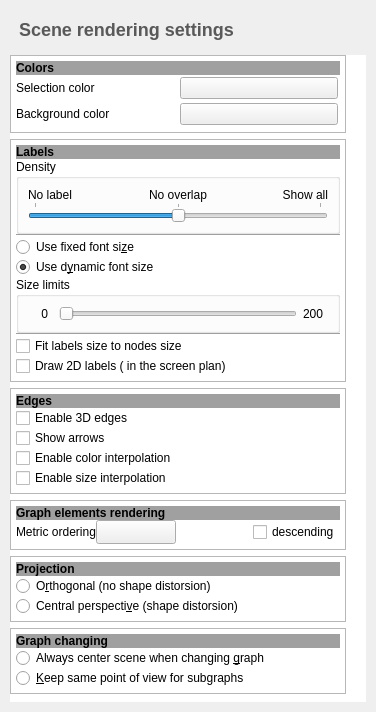
First picture: the form in library/tulip-gui/designer/SceneConfigWidget.ui, repository Tulip-Dev/tulip, before the edit.
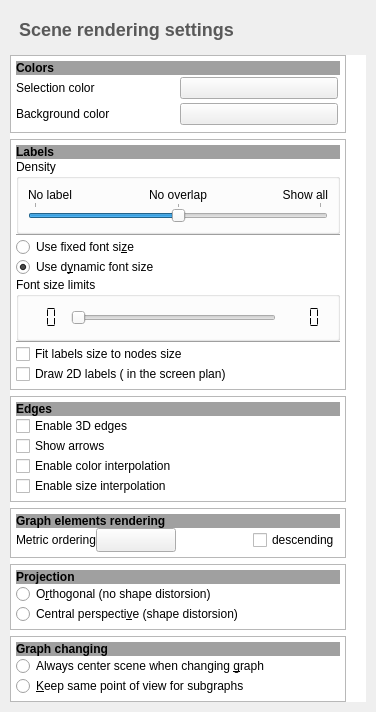
Second picture: the form after the edit. Icons and pictures are not drawn. Custom widgets are drawn as their Qt base class.

Commit message: SceneConfigWidget enhancements: display the font size limits using QLCDNumber instead of QLabel + add some tooltips + cleanup

```diff
--- a/library/tulip-gui/designer/SceneConfigWidget.ui
+++ b/library/tulip-gui/designer/SceneConfigWidget.ui
@@ -144,8 +144,8 @@
        <rect>
         <x>0</x>
         <y>0</y>
-        <width>341</width>
-        <height>685</height>
+        <width>351</width>
+        <height>714</height>
        </rect>
       </property>
       <property name="sizePolicy">
@@ -420,25 +420,34 @@
           <item>
            <widget class="QGroupBox" name="sizeLimitsGB">
             <property name="title">
-             <string>Size limits</string>
+             <string>Font size limits</string>
             </property>
             <layout class="QHBoxLayout" name="horizontalLayout">
+             <property name="spacing">
+              <number>6</number>
+             </property>
+             <property name="leftMargin">
+              <number>0</number>
+             </property>
+             <property name="rightMargin">
+              <number>9</number>
+             </property>
              <item>
-              <widget class="QLabel" name="labelsMinSizeLabel">
+              <widget class="QLCDNumber" name="labelsMinSize">
                <property name="sizePolicy">
-                <sizepolicy hsizetype="Fixed" vsizetype="Preferred">
+                <sizepolicy hsizetype="Fixed" vsizetype="Fixed">
                  <horstretch>0</horstretch>
                  <verstretch>0</verstretch>
                 </sizepolicy>
                </property>
-               <property name="minimumSize">
-                <size>
-                 <width>25</width>
-                 <height>0</height>
-                </size>
+               <property name="frameShape">
+                <enum>QFrame::NoFrame</enum>
                </property>
-               <property name="text">
-                <string>    0</string>
+               <property name="digitCount">
+                <number>3</number>
+               </property>
+               <property name="segmentStyle">
+                <enum>QLCDNumber::Flat</enum>
                </property>
               </widget>
              </item>
@@ -462,21 +471,27 @@
               </widget>
              </item>
              <item>
-              <widget class="QLabel" name="labelsMaxSizeLabel">
+              <widget class="QLCDNumber" name="labelsMaxSize">
                <property name="sizePolicy">
-                <sizepolicy hsizetype="Fixed" vsizetype="Preferred">
+                <sizepolicy hsizetype="Fixed" vsizetype="Fixed">
                  <horstretch>0</horstretch>
                  <verstretch>0</verstretch>
                 </sizepolicy>
                </property>
-               <property name="minimumSize">
-                <size>
-                 <width>25</width>
-                 <height>0</height>
-                </size>
+               <property name="frameShape">
+                <enum>QFrame::NoFrame</enum>
                </property>
-               <property name="text">
-                <string>200</string>
+               <property name="lineWidth">
+                <number>0</number>
+               </property>
+               <property name="numDigits">
+                <number>3</number>
+               </property>
+               <property name="digitCount">
+                <number>3</number>
+               </property>
+               <property name="segmentStyle">
+                <enum>QLCDNumber::Flat</enum>
                </property>
               </widget>
              </item>
```
Left out of the diff: 138 changed lines with no effect on the pictures. The commit also changes 2 other files.
